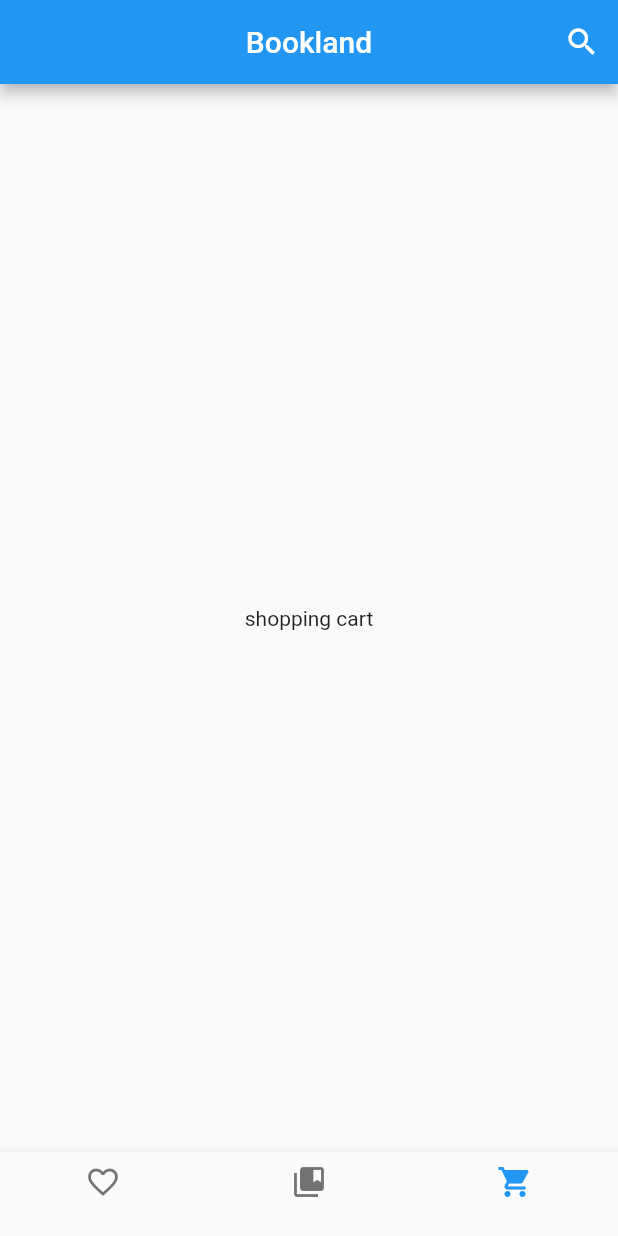
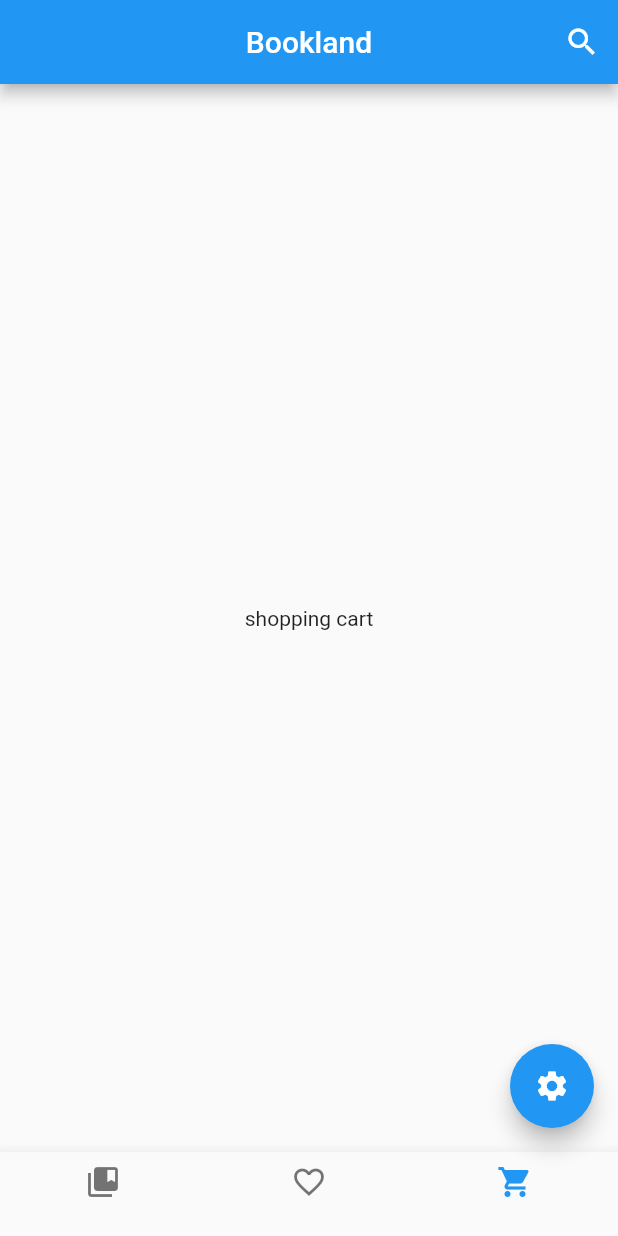
Before and after one commit to JSibaja98/appCliente, a Flutter app: the screen it shows after launch, item 3 of the bottom bar chosen, on a phone screen of 412 x 824 dp. Run offline on Flutter 3.47's test engine with Material 2 defaults, Android fonts, the phone set to English and light mode, and no system bars.

Commit message:
Update home_page.dart

```diff
--- a/lib/src/pages/home_page/home_page.dart
+++ b/lib/src/pages/home_page/home_page.dart
@@ -29,7 +29,12 @@ class _HomePageState extends State<HomePage> {
       ),
       body: _callPage(_actualPage),
       bottomNavigationBar: _createBottomNavigationBar(),
-      // floatingActionButton: ,
+      floatingActionButtonLocation: FloatingActionButtonLocation.endFloat,
+      floatingActionButton: FloatingActionButton(
+        backgroundColor: Theme.of(context).primaryColor,
+        onPressed: () {},
+        child: Icon(Icons.settings),
+      ),
     );
   }
 
@@ -37,11 +42,11 @@ class _HomePageState extends State<HomePage> {
     return BottomNavigationBar(
       items: [
         BottomNavigationBarItem(
-          icon: Icon(Icons.favorite_border),
+          icon: Icon(Icons.collections_bookmark),
           title: Text(''),
         ),
         BottomNavigationBarItem(
-          icon: Icon(Icons.collections_bookmark),
+          icon: Icon(Icons.favorite_border),
           title: Text(''),
         ),
         BottomNavigationBarItem(
@@ -61,10 +66,10 @@ class _HomePageState extends State<HomePage> {
   Widget _callPage(int actualPage) {
     switch (actualPage) {
       case 0:
-        return FavoriteListPage();
+        return BooksStorePage();
         break;
       case 1:
-        return BooksStorePage();
+        return FavoriteListPage();
         break;
       case 2:
         return ShoppingCartPage();
```
